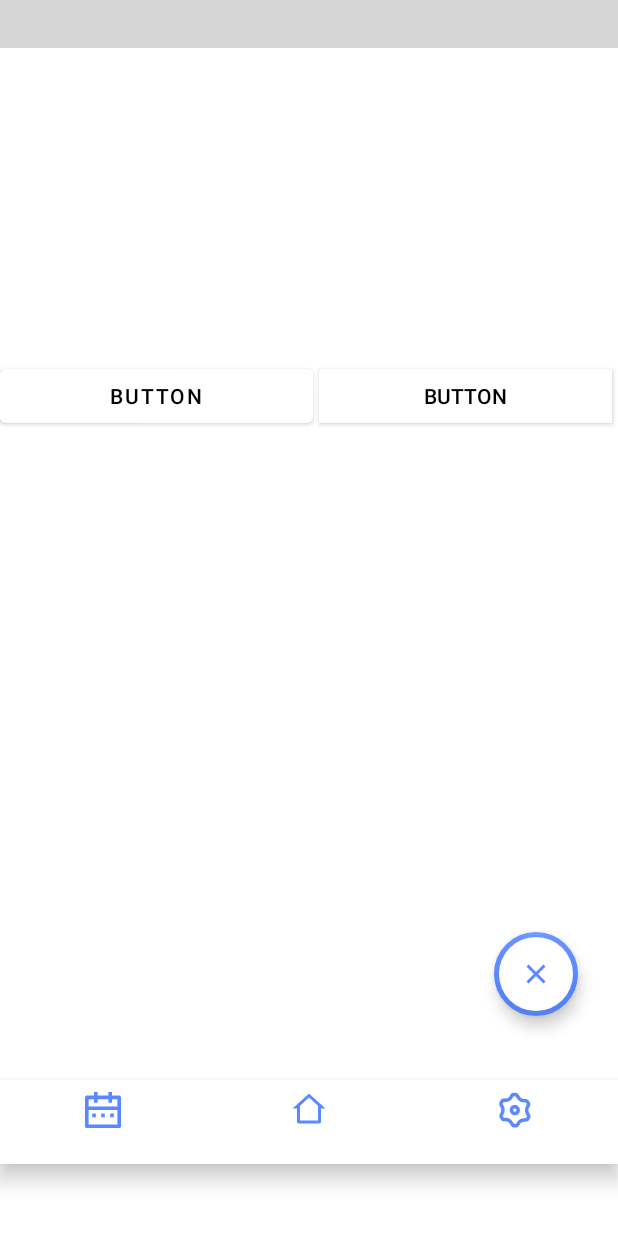
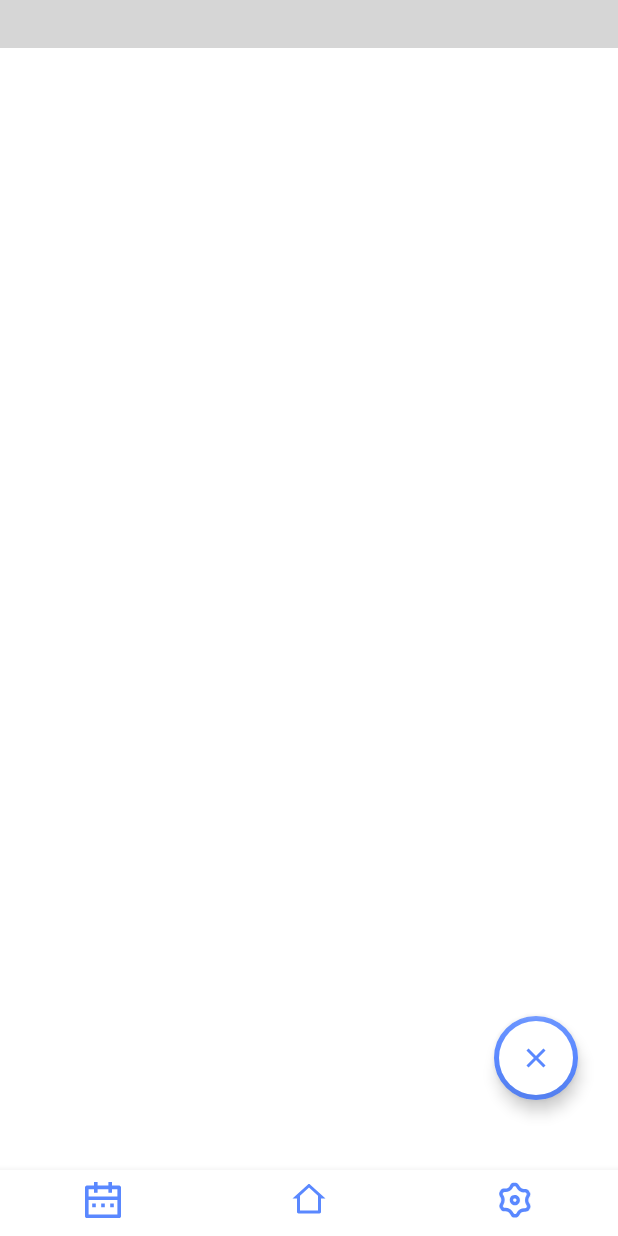
Before and after one commit to wlzkxm2/Probono, an Android app: the Navigation screen opened directly, with no data from a screen before it, after a tap on an icon or button, on a phone screen of 412 x 824 dp. Run offline under Robolectric (Android 15) with nearby library versions, the phone set to English and light mode, and no system bars; our stand-ins replace Room's generated code, RxJava; libraries missing offline, so code that uses them is left out: com.prolificinteractive.materialcalendarview; plain views replace MaterialCalendarView; 5 statements that could not run were skipped; grey boxes are pictures that could not be loaded.

Commit message:
레이아웃 수정

```diff
--- a/app/src/main/java/com/example/calender/Calender_Basic_Frag.java
+++ b/app/src/main/java/com/example/calender/Calender_Basic_Frag.java
@@ -64,7 +64,7 @@ public class Calender_Basic_Frag extends Fragment {
         final int[] _day = {0};
         final int[] appData = {0};  // DB 내에 있는 데이터의 사이즈
 
-        addcal_btn = (Button) view.findViewById(R.id.Addcal_btn);
+//        addcal_btn = (Button) view.findViewById(R.id.Addcal_btn);
 
         //<editor-fold desc="기본 뷰 세팅 코드">
         calendarView = (MaterialCalendarView) view.findViewById(R.id.calendarView);
--- a/app/src/main/res/layout/calender_basic.xml
+++ b/app/src/main/res/layout/calender_basic.xml
@@ -28,7 +28,7 @@
             <androidx.recyclerview.widget.RecyclerView
                 android:id="@+id/recycler_view"
                 android:layout_width="match_parent"
-                android:layout_height="208dp"
+                android:layout_height="match_parent"
                 android:layoutAnimation="@anim/item_layout_animation"
                 app:layoutManager="androidx.recyclerview.widget.LinearLayoutManager"
                 app:layout_constraintBottom_toBottomOf="parent"
@@ -43,31 +43,4 @@
         </LinearLayout>
     </ScrollView>
 
-    <LinearLayout
-        android:layout_width="match_parent"
-        android:layout_height="wrap_content"
-        android:orientation="horizontal">
-
-
-        <Button
-            android:id="@+id/Addcal_btn"
-            android:layout_width="wrap_content"
-            android:layout_height="wrap_content"
-            android:layout_weight="1"
-            android:text="Button"
-            android:textColor="#000000"
-            android:textColorHighlight="#000000"
-            android:textColorHint="#000000"
-            android:textColorLink="#000000" />
-
-        <Button
-            android:id="@+id/button8"
-            style="@android:style/Widget.Material.Light.Button.Toggle"
-            android:layout_width="wrap_content"
-            android:layout_height="wrap_content"
-            android:layout_weight="1"
-            android:text="Button"
-            android:textColor="#000000" />
-    </LinearLayout>
-
 </LinearLayout>
--- a/app/src/main/res/layout/item_layout.xml
+++ b/app/src/main/res/layout/item_layout.xml
@@ -16,19 +16,18 @@
             android:layout_height="wrap_content">
 
 
+            //일정 시간
 
-
-            //일정 시간
             <TextView
                 android:id="@+id/schedule_time"
                 android:layout_width="match_parent"
                 android:layout_height="match_parent"
+                android:gravity="right"
                 android:padding="20dp"
                 android:text="14:00"
                 android:textColor="@color/black"
                 android:textSize="15sp"
                 android:textStyle="bold"
-                android:gravity="right"
                 app:layout_constraintBottom_toBottomOf="parent"
                 app:layout_constraintEnd_toEndOf="parent"
                 app:layout_constraintHorizontal_bias="0.0"
@@ -75,11 +74,13 @@
                 app:layout_constraintVertical_bias="1.0" />
 
             //일정 박스
+
             <ImageView
                 android:id="@+id/imageView6"
-                android:layout_width="350dp"
+                android:layout_width="match_parent"
                 android:layout_height="80dp"
                 android:layout_marginStart="80dp"
+                android:layout_marginTop="5dp"
                 android:layout_weight="1"
                 android:src="@drawable/img_listbox"
                 app:layout_constraintBottom_toBottomOf="parent"
--- a/app/src/main/res/layout/navigation.xml
+++ b/app/src/main/res/layout/navigation.xml
@@ -11,14 +11,16 @@
         android:id="@+id/navi_fragment_main"
         android:name="com.example.calender.Main_Basic.Main_Basic_Frag"
         android:layout_width="match_parent"
-        android:layout_height="720dp">
+        android:layout_height="0dp"
+        android:layout_weight="18">
 
     </fragment>
 
     <com.google.android.material.bottomnavigation.BottomNavigationView
         android:id="@+id/navi_view"
         android:layout_width="match_parent"
-        android:layout_height="wrap_content"
+        android:layout_height="0dp"
+        android:layout_weight="1"
         android:background="?android:attr/windowBackground"
         app:itemIconTint="#5A88FF"
         app:itemTextColor="#5A88FF"
```
